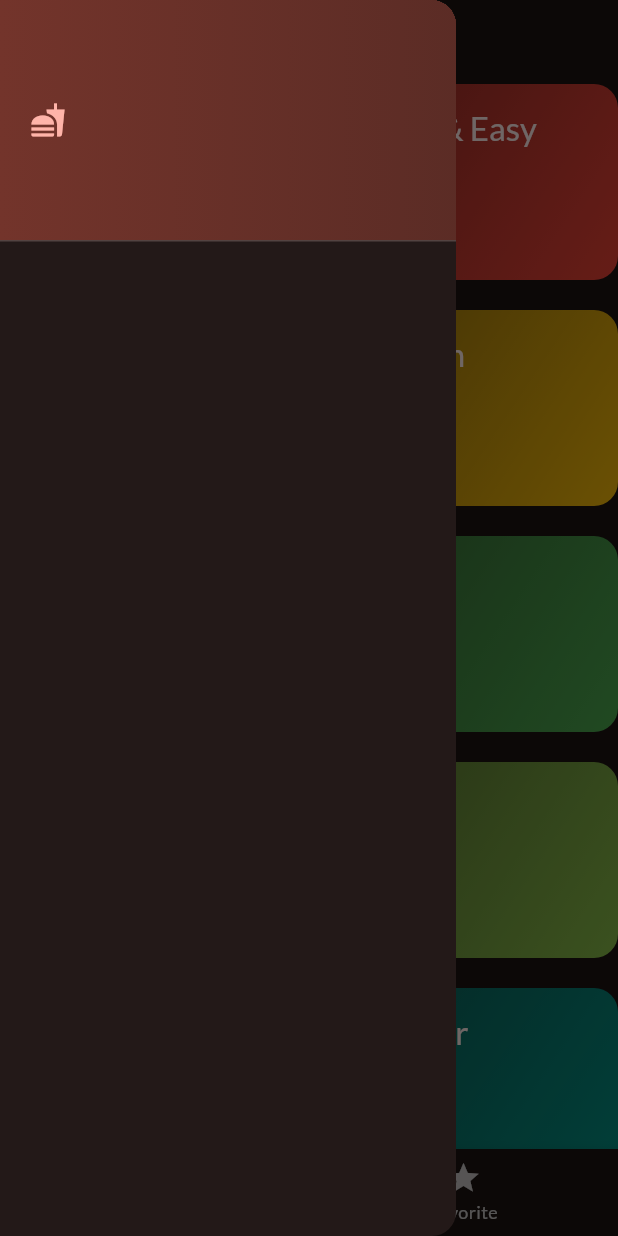
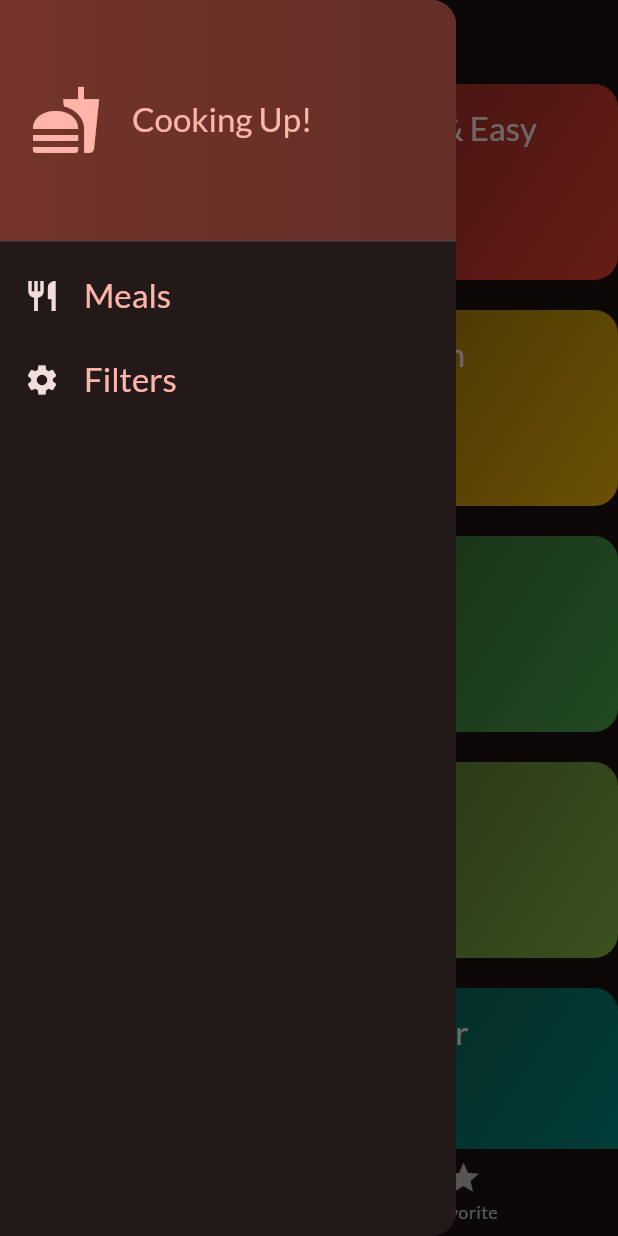
Before and after one commit to NourhanMagdy21/Meal_App, a Flutter app: the screen it shows after launch, with the side drawer open, on a phone screen of 412 x 824 dp. Run offline on Flutter 3.47's test engine with Material 3 defaults, Android fonts, the phone set to English and light mode, and no system bars; our stand-ins replace google_fonts, transparent_image.

Commit message:
added some refactoring

```diff
--- a/lib/widgets/main_drawer.dart
+++ b/lib/widgets/main_drawer.dart
@@ -1,7 +1,8 @@
 import 'package:flutter/material.dart';
 
 class MainDrawer extends StatelessWidget {
-  const MainDrawer({super.key});
+  const MainDrawer({super.key, required this.onSelectScreen});
+  final void Function(String identifier) onSelectScreen;
 
   @override
   Widget build(BuildContext context) {
@@ -13,16 +14,42 @@ class MainDrawer extends StatelessWidget {
               decoration: BoxDecoration(
                   gradient: LinearGradient(colors: [
                 Theme.of(context).colorScheme.primaryContainer,
-                Theme.of(context).colorScheme.primaryContainer.withOpacity(0.7),
+                Theme.of(context).colorScheme.primaryContainer.withOpacity(0.8),
               ])),
               child: Row(
                 children: [
                   Icon(
                     Icons.fastfood,
+                    size: 48,
                     color: Theme.of(context).colorScheme.primary,
                   ),
+                  SizedBox(width: 20,),
+                  Text('Cooking Up!', style: Theme.of(context).textTheme.titleLarge!.copyWith(
+                    color: Theme.of(context).colorScheme.primary
+                  ),)
                 ],
-              ))
+              ),
+          ),
+          ListTile(
+            onTap: (){
+              onSelectScreen('meals');
+            },
+            leading: Icon(Icons.restaurant, color: Theme.of(context).colorScheme.onSurface,),
+              title: Text('Meals', style: Theme.of(context).textTheme.titleLarge!.copyWith(
+                  color: Theme.of(context).colorScheme.primary
+              ),),
+
+          ),
+          ListTile(
+            onTap: (){
+              onSelectScreen('filters');
+            },
+            leading: Icon(Icons.settings, color: Theme.of(context).colorScheme.onSurface,),
+            title: Text('Filters', style: Theme.of(context).textTheme.titleLarge!.copyWith(
+                color: Theme.of(context).colorScheme.primary
+            ),),
+
+          )
         ],
       ),
     );
```
Also changed, not shown: lib/screens/filters_screen.dart (added, +108 -0 lines), lib/screens/tabs_screen.dart (+40 -17 lines).
